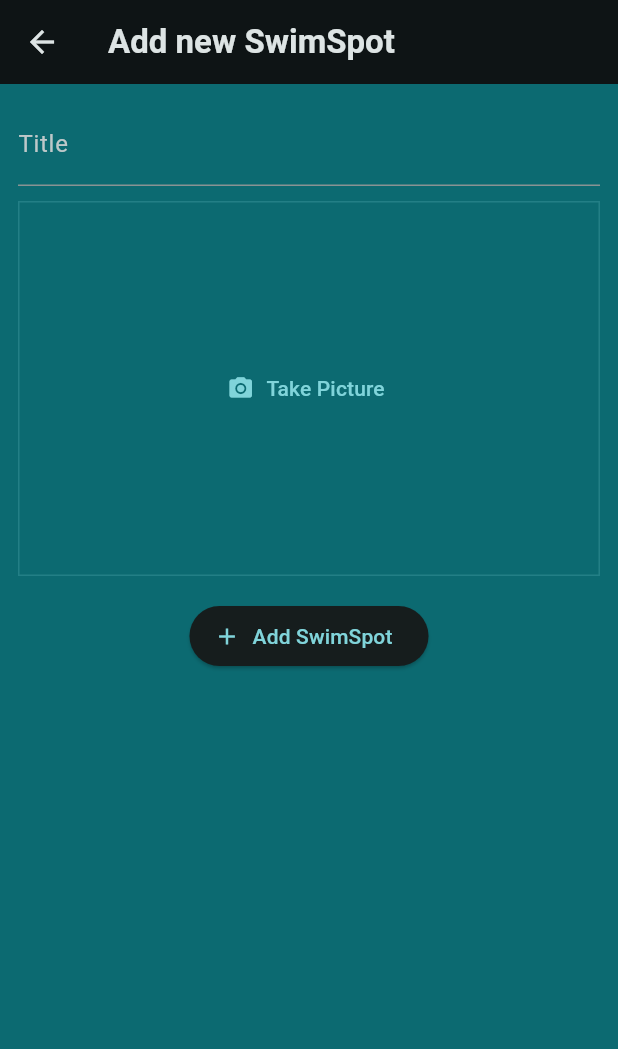
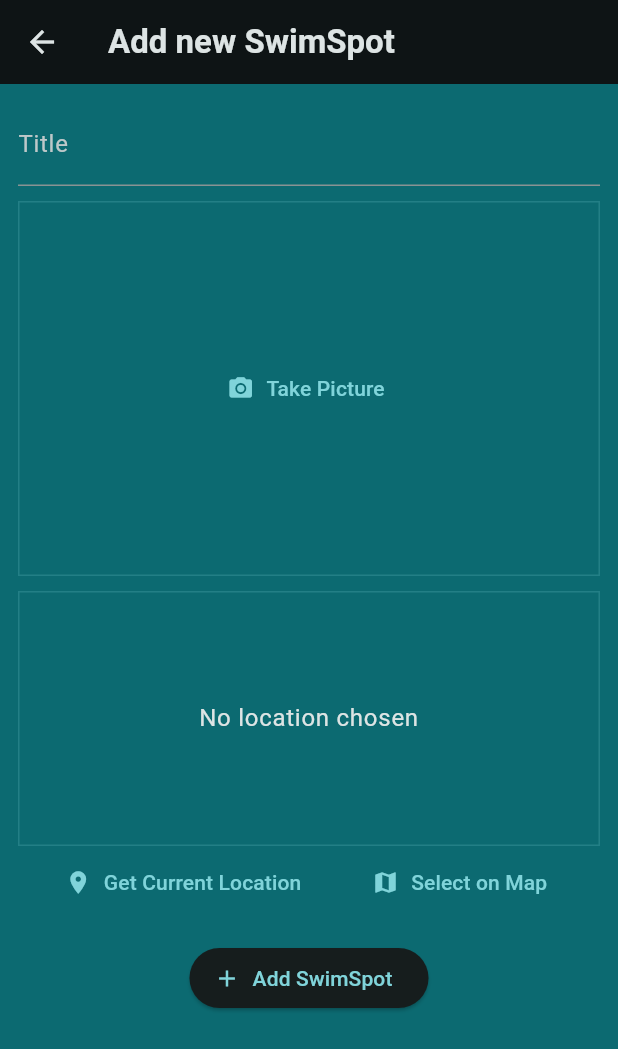
Before and after one commit to jmcied/SeaSplash, a Flutter app: the AddPlaceScreen screen opened directly, on a phone screen of 412 x 824 dp. Shown: the top 1049 px of the screen. Run offline on Flutter 3.47's test engine with Material 3 defaults, Android fonts, the phone set to English and light mode, and no system bars; our stand-ins replace flutter_riverpod, google_fonts, image_picker, location.

Commit message:
Get Location input widget, getting users current location

```diff
--- a/lib/main.dart
+++ b/lib/main.dart
@@ -35,7 +35,7 @@ void main() {
 }
 
 class MyApp extends StatelessWidget {
-  const MyApp({Key? key}) : super(key: key);
+  const MyApp({super.key});
 
   @override
   Widget build(BuildContext context) {
--- a/lib/screens/add_place.dart
+++ b/lib/screens/add_place.dart
@@ -4,6 +4,7 @@ import 'package:flutter/material.dart';
 import 'package:flutter_riverpod/flutter_riverpod.dart';
 import 'package:sea_splash/providers/user_places.dart';
 import 'package:sea_splash/widgets/image_input.dart';
+import 'package:sea_splash/widgets/location_input.dart';
 
 class AddPlaceScreen extends ConsumerStatefulWidget {
   const AddPlaceScreen({super.key});
@@ -38,6 +39,7 @@ class _AddPlaceScreenState extends ConsumerState<AddPlaceScreen> {
     super.dispose();
   }
 
+  @override
   Widget build(BuildContext context) {
     return Scaffold(
       appBar: AppBar(
@@ -60,6 +62,8 @@ class _AddPlaceScreenState extends ConsumerState<AddPlaceScreen> {
                 _selectedImage = image;
               },
             ),
+            const SizedBox(height: 10),
+            const LocationInput(),
             const SizedBox(height: 16),
             ElevatedButton.icon(
               onPressed: _savePlace,
--- /dev/null
+++ b/lib/widgets/location_input.dart
@@ -0,0 +1,100 @@
+import 'package:flutter/material.dart';
+import 'package:location/location.dart';
+
+class LocationInput extends StatefulWidget {
+  const LocationInput({super.key});
+
+  @override
+  State<LocationInput> createState() {
+    return _LocationInputState();
+  }
+}
+
+class _LocationInputState extends State<LocationInput> {
+  Location? _pickedLocation;
+  var _isGettingLocation = false;
+
+  void _getCurrentLocation() async {
+    Location location = Location();
+
+    bool serviceEnabled;
+    PermissionStatus permissionGranted;
+    LocationData locationData;
+
+    serviceEnabled = await location.serviceEnabled();
+    if (!serviceEnabled) {
+      serviceEnabled = await location.requestService();
+      if (!serviceEnabled) {
+        return;
+      }
+    }
+
+    permissionGranted = await location.hasPermission();
+    if (permissionGranted == PermissionStatus.denied) {
+      permissionGranted = await location.requestPermission();
+      if (permissionGranted != PermissionStatus.granted) {
+        return;
+      }
+    }
+
+    setState(() {
+      _isGettingLocation = true;
+    });
+
+    locationData = await location.getLocation();
+
+    setState(() {
+      _isGettingLocation = false;
+    });
+
+    print(locationData.latitude);
+    print(locationData.longitude);
+  }
+
+  @override
+  Widget build(BuildContext context) {
+    Widget previewContent = Text(
+      'No location chosen',
+      textAlign: TextAlign.center,
+      style: Theme.of(context).textTheme.bodyLarge!.copyWith(
+            color: Theme.of(context).colorScheme.onBackground,
+          ),
+    );
+
+    if (_isGettingLocation) {
+      previewContent = const CircularProgressIndicator();
+    }
+
+    return Column(
+      children: [
+        Container(
+          height: 170,
+          width: double.infinity,
+          alignment: Alignment.center,
+          decoration: BoxDecoration(
+            border: Border.all(
+              width: 1,
+              color: Theme.of(context).colorScheme.primary.withOpacity(0.2),
+            ),
+          ),
+          child: previewContent,
+        ),
+        Row(
+          mainAxisAlignment: MainAxisAlignment.spaceEvenly,
+          children: [
+            TextButton.icon(
+              icon: const Icon(Icons.location_on),
+              label: const Text('Get Current Location'),
+              onPressed: _getCurrentLocation,
+            ),
+            TextButton.icon(
+              icon: const Icon(Icons.map),
+              label: const Text('Select on Map'),
+              onPressed: () {},
+            ),
+          ],
+        ),
+      ],
+    );
+  }
+}
--- a/pubspec.yaml
+++ b/pubspec.yaml
@@ -39,6 +39,7 @@ dependencies:
   uuid: ^4.3.3
   flutter_riverpod: ^2.4.10
   image_picker: ^1.0.7
+  location: ^5.0.3
 
 dev_dependencies:
   flutter_test:
```
Also changed, not shown: lib/widgets/image_input.dart (+14 -4 lines), pubspec.lock, 4 other files.
